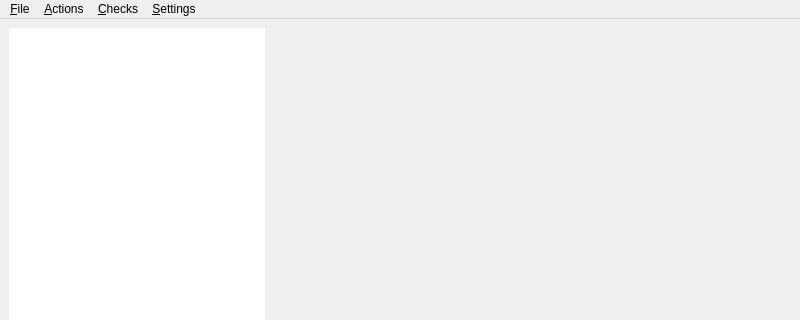
Old version of the form ui/mainwindow.ui in the repository KDE/elf-dissector; both pictures show x 0 to 800 and y 0 to 320 of the 800 by 600 pixel window.
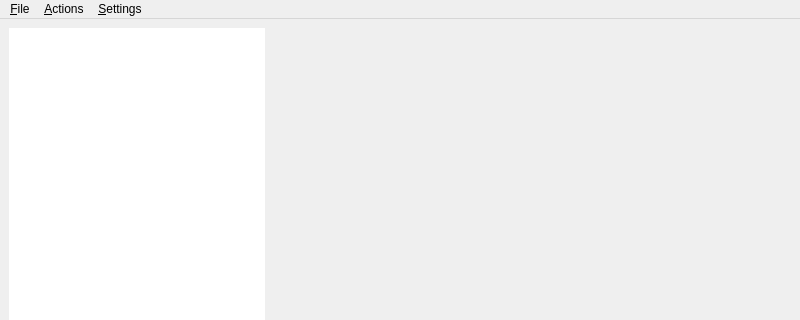
New version of the form. Icons and pictures are not drawn. Custom widgets are drawn as their Qt base class.

Commit message:
Remove the structure packing action.
This was just printing on stdout, which makes it no better than the
elf-packcheck CLI tool.

What changed in the file:
```diff
--- a/ui/mainwindow.ui
+++ b/ui/mainwindow.ui
@@ -83,15 +83,8 @@
     </property>
     <addaction name="actionReopenPreviousFile"/>
    </widget>
-   <widget class="QMenu" name="menu_Checks">
-    <property name="title">
-     <string>&amp;Checks</string>
-    </property>
-    <addaction name="actionCheckStructurePacking"/>
-   </widget>
    <addaction name="menu_File"/>
    <addaction name="menuView"/>
-   <addaction name="menu_Checks"/>
    <addaction name="menuSettings"/>
   </widget>
   <widget class="QStatusBar" name="statusbar"/>
```
Left out of the diff: 21 changed lines with no effect on the pictures. The commit also changes 1 other file.
